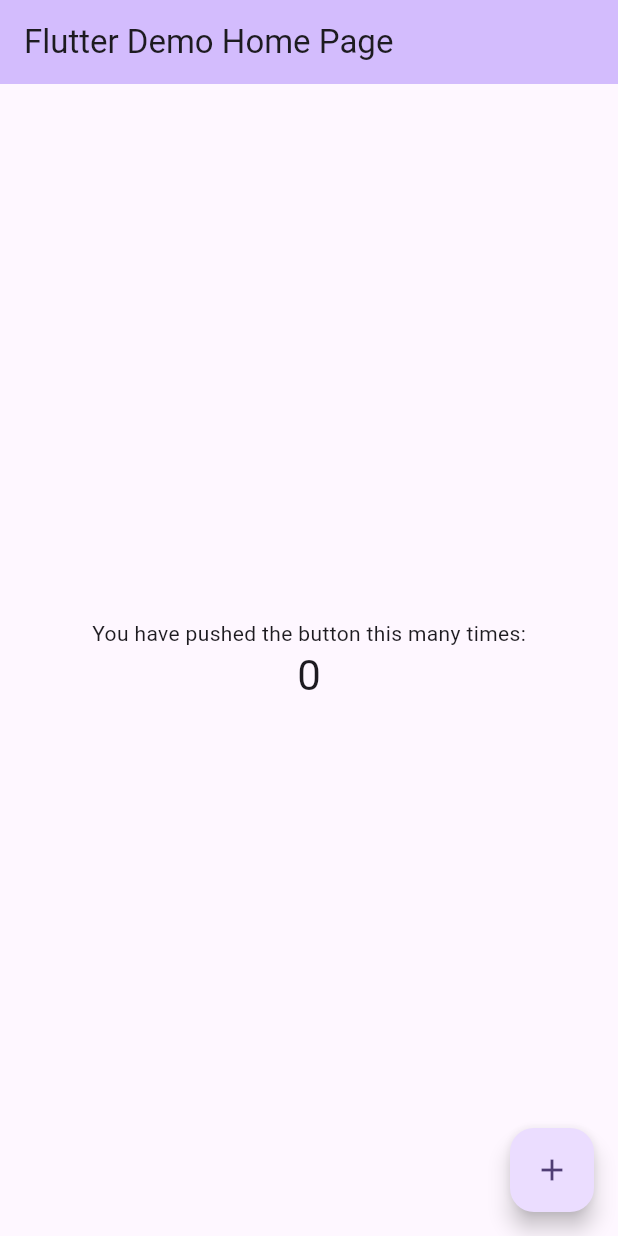
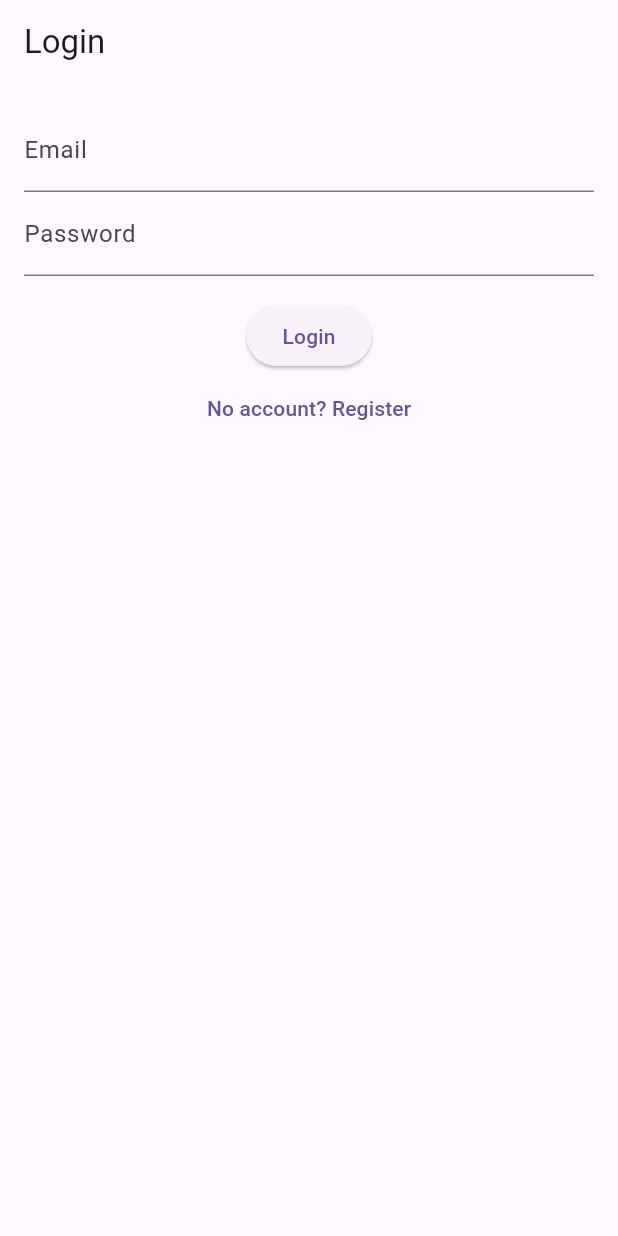
Before and after one commit to canaltunoz/auramap, a Flutter app: the screen it shows after launch, on a phone screen of 412 x 824 dp. Run offline on Flutter 3.47's test engine with Material 3 defaults, Android fonts, the phone set to English and light mode, and no system bars; our stand-ins replace dio, flutter_riverpod, flutter_secure_storage, pretty_dio_logger.

Commit message:
feat(app): bootstrap Flutter client (Dio + SecureStorage + Riverpod v3 Notifier, login/register + charts list/create, Android cleartext HTTP); add pretty_dio_logger and routing

```diff
--- /dev/null
+++ b/app/lib/features/auth/screens/login_screen.dart
@@ -0,0 +1,48 @@
+import 'package:flutter/material.dart';
+import 'package:flutter_riverpod/flutter_riverpod.dart';
+import '../providers/auth_provider.dart';
+
+class LoginScreen extends ConsumerStatefulWidget {
+  const LoginScreen({super.key});
+
+  @override
+  ConsumerState<LoginScreen> createState() => _LoginScreenState();
+}
+
+class _LoginScreenState extends ConsumerState<LoginScreen> {
+  final _email = TextEditingController();
+  final _password = TextEditingController();
+
+  @override
+  Widget build(BuildContext context) {
+    final auth = ref.watch(authProvider);
+    return Scaffold(
+      appBar: AppBar(title: const Text('Login')),
+      body: Padding(
+        padding: const EdgeInsets.all(16),
+        child: Column(
+          children: [
+            TextField(controller: _email, decoration: const InputDecoration(labelText: 'Email')),
+            TextField(controller: _password, decoration: const InputDecoration(labelText: 'Password'), obscureText: true),
+            const SizedBox(height: 16),
+            if (auth.error != null) Text(auth.error!, style: const TextStyle(color: Colors.red)),
+            ElevatedButton(
+              onPressed: auth.loading ? null : () async {
+                await ref.read(authProvider.notifier).login(_email.text, _password.text);
+                if (mounted && ref.read(authProvider).authenticated) {
+                  if (!mounted) return;
+                  Navigator.of(context).pushReplacementNamed('/charts');
+                }
+              },
+              child: auth.loading ? const CircularProgressIndicator() : const Text('Login'),
+            ),
+            TextButton(
+              onPressed: () => Navigator.of(context).pushReplacementNamed('/register'),
+              child: const Text('No account? Register'),
+            )
+          ],
+        ),
+      ),
+    );
+  }
+}
--- /dev/null
+++ b/app/lib/features/auth/screens/register_screen.dart
@@ -0,0 +1,48 @@
+import 'package:flutter/material.dart';
+import 'package:flutter_riverpod/flutter_riverpod.dart';
+import '../providers/auth_provider.dart';
+
+class RegisterScreen extends ConsumerStatefulWidget {
+  const RegisterScreen({super.key});
+
+  @override
+  ConsumerState<RegisterScreen> createState() => _RegisterScreenState();
+}
+
+class _RegisterScreenState extends ConsumerState<RegisterScreen> {
+  final _email = TextEditingController();
+  final _password = TextEditingController();
+
+  @override
+  Widget build(BuildContext context) {
+    final auth = ref.watch(authProvider);
+    return Scaffold(
+      appBar: AppBar(title: const Text('Register')),
+      body: Padding(
+        padding: const EdgeInsets.all(16),
+        child: Column(
+          children: [
+            TextField(controller: _email, decoration: const InputDecoration(labelText: 'Email')),
+            TextField(controller: _password, decoration: const InputDecoration(labelText: 'Password'), obscureText: true),
+            const SizedBox(height: 16),
+            if (auth.error != null) Text(auth.error!, style: const TextStyle(color: Colors.red)),
+            ElevatedButton(
+              onPressed: auth.loading ? null : () async {
+                await ref.read(authProvider.notifier).register(_email.text, _password.text);
+                if (mounted && ref.read(authProvider).authenticated) {
+                  if (!mounted) return;
+                  Navigator.of(context).pushReplacementNamed('/charts');
+                }
+              },
+              child: auth.loading ? const CircularProgressIndicator() : const Text('Create account'),
+            ),
+            TextButton(
+              onPressed: () => Navigator.of(context).pushReplacementNamed('/login'),
+              child: const Text('Have an account? Login'),
+            )
+          ],
+        ),
+      ),
+    );
+  }
+}
--- /dev/null
+++ b/app/lib/features/auth/service/auth_service.dart
@@ -0,0 +1,37 @@
+import 'package:dio/dio.dart';
+import '../../../core/api/dio_client.dart';
+import '../../../core/storage/secure_storage.dart';
+
+class AuthService {
+  final Dio _dio = ApiClient().dio;
+
+  Future<Map<String, dynamic>> register(String email, String password) async {
+    final res = await _dio.post('/auth/register', data: {
+      'email': email,
+      'password': password,
+    });
+    return Map<String, dynamic>.from(res.data as Map);
+  }
+
+  Future<Map<String, dynamic>> login(String email, String password) async {
+    final res = await _dio.post('/auth/login', data: {
+      'email': email,
+      'password': password,
+    });
+    final data = Map<String, dynamic>.from(res.data as Map);
+    final access = data['accessToken'] as String?;
+    final refresh = data['refreshToken'] as String?;
+    if (access != null && refresh != null) {
+      await SecureStorage.saveTokens(access, refresh);
+    }
+    return data;
+  }
+
+  Future<void> logout() async {
+    try {
+      await _dio.post('/auth/logout');
+    } finally {
+      await SecureStorage.clear();
+    }
+  }
+}
--- a/app/lib/main.dart
+++ b/app/lib/main.dart
@@ -1,122 +1,32 @@
 import 'package:flutter/material.dart';
+import 'package:flutter_riverpod/flutter_riverpod.dart';
+import 'features/auth/providers/auth_provider.dart';
+import 'features/auth/screens/login_screen.dart';
+import 'features/auth/screens/register_screen.dart';
+import 'features/charts/screens/charts_screen.dart';
 
 void main() {
-  runApp(const MyApp());
+  runApp(const ProviderScope(child: MyApp()));
 }
 
-class MyApp extends StatelessWidget {
+class MyApp extends ConsumerWidget {
   const MyApp({super.key});
 
-  // This widget is the root of your application.
   @override
-  Widget build(BuildContext context) {
+  Widget build(BuildContext context, WidgetRef ref) {
+    final auth = ref.watch(authProvider);
     return MaterialApp(
-      title: 'Flutter Demo',
+      title: 'AuraMap',
       theme: ThemeData(
-        // This is the theme of your application.
-        //
-        // TRY THIS: Try running your application with "flutter run". You'll see
-        // the application has a purple toolbar. Then, without quitting the app,
-        // try changing the seedColor in the colorScheme below to Colors.green
-        // and then invoke "hot reload" (save your changes or press the "hot
-        // reload" button in a Flutter-supported IDE, or press "r" if you used
-        // the command line to start the app).
-        //
-        // Notice that the counter didn't reset back to zero; the application
-        // state is not lost during the reload. To reset the state, use hot
-        // restart instead.
-        //
-        // This works for code too, not just values: Most code changes can be
-        // tested with just a hot reload.
         colorScheme: ColorScheme.fromSeed(seedColor: Colors.deepPurple),
+        useMaterial3: true,
       ),
-      home: const MyHomePage(title: 'Flutter Demo Home Page'),
+      initialRoute: auth.authenticated ? '/charts' : '/login',
+      routes: {
+        '/login': (_) => const LoginScreen(),
+        '/register': (_) => const RegisterScreen(),
+        '/charts': (_) => const ChartsScreen(),
+      },
     );
   }
 }
-
-class MyHomePage extends StatefulWidget {
-  const MyHomePage({super.key, required this.title});
-
-  // This widget is the home page of your application. It is stateful, meaning
-  // that it has a State object (defined below) that contains fields that affect
-  // how it looks.
-
-  // This class is the configuration for the state. It holds the values (in this
-  // case the title) provided by the parent (in this case the App widget) and
-  // used by the build method of the State. Fields in a Widget subclass are
-  // always marked "final".
-
-  final String title;
-
-  @override
-  State<MyHomePage> createState() => _MyHomePageState();
-}
-
-class _MyHomePageState extends State<MyHomePage> {
-  int _counter = 0;
-
-  void _incrementCounter() {
-    setState(() {
-      // This call to setState tells the Flutter framework that something has
-      // changed in this State, which causes it to rerun the build method below
-      // so that the display can reflect the updated values. If we changed
-      // _counter without calling setState(), then the build method would not be
-      // called again, and so nothing would appear to happen.
-      _counter++;
-    });
-  }
-
-  @override
-  Widget build(BuildContext context) {
-    // This method is rerun every time setState is called, for instance as done
-    // by the _incrementCounter method above.
-    //
-    // The Flutter framework has been optimized to make rerunning build methods
-    // fast, so that you can just rebuild anything that needs updating rather
-    // than having to individually change instances of widgets.
-    return Scaffold(
-      appBar: AppBar(
-        // TRY THIS: Try changing the color here to a specific color (to
-        // Colors.amber, perhaps?) and trigger a hot reload to see the AppBar
-        // change color while the other colors stay the same.
-        backgroundColor: Theme.of(context).colorScheme.inversePrimary,
-        // Here we take the value from the MyHomePage object that was created by
-        // the App.build method, and use it to set our appbar title.
-        title: Text(widget.title),
-      ),
-      body: Center(
-        // Center is a layout widget. It takes a single child and positions it
-        // in the middle of the parent.
-        child: Column(
-          // Column is also a layout widget. It takes a list of children and
-          // arranges them vertically. By default, it sizes itself to fit its
-          // children horizontally, and tries to be as tall as its parent.
-          //
-          // Column has various properties to control how it sizes itself and
-          // how it positions its children. Here we use mainAxisAlignment to
-          // center the children vertically; the main axis here is the vertical
-          // axis because Columns are vertical (the cross axis would be
-          // horizontal).
-          //
-          // TRY THIS: Invoke "debug painting" (choose the "Toggle Debug Paint"
-          // action in the IDE, or press "p" in the console), to see the
-          // wireframe for each widget.
-          mainAxisAlignment: MainAxisAlignment.center,
-          children: <Widget>[
-            const Text('You have pushed the button this many times:'),
-            Text(
-              '$_counter',
-              style: Theme.of(context).textTheme.headlineMedium,
-            ),
-          ],
-        ),
-      ),
-      floatingActionButton: FloatingActionButton(
-        onPressed: _incrementCounter,
-        tooltip: 'Increment',
-        child: const Icon(Icons.add),
-      ), // This trailing comma makes auto-formatting nicer for build methods.
-    );
-  }
-}
```
Also changed, not shown: app/lib/core/api/dio_client.dart (added, +91 -0 lines), app/lib/core/config.dart (added, +7 -0 lines), app/lib/core/storage/secure_storage.dart (added, +20 -0 lines), app/lib/features/auth/providers/auth_provider.dart (added, +69 -0 lines), app/lib/features/charts/screens/charts_screen.dart (added, +112 -0 lines), app/lib/features/charts/service/charts_service.dart (added, +22 -0 lines), app/pubspec.yaml (+8 -0 lines), app/pubspec.lock, 1 other file.
